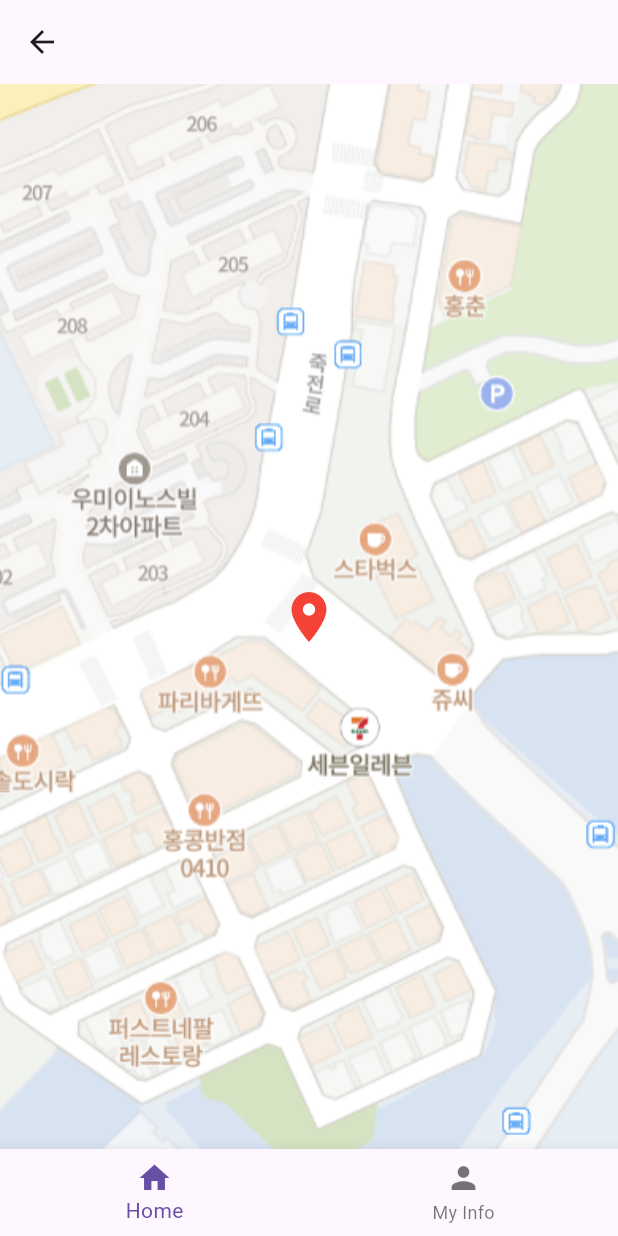
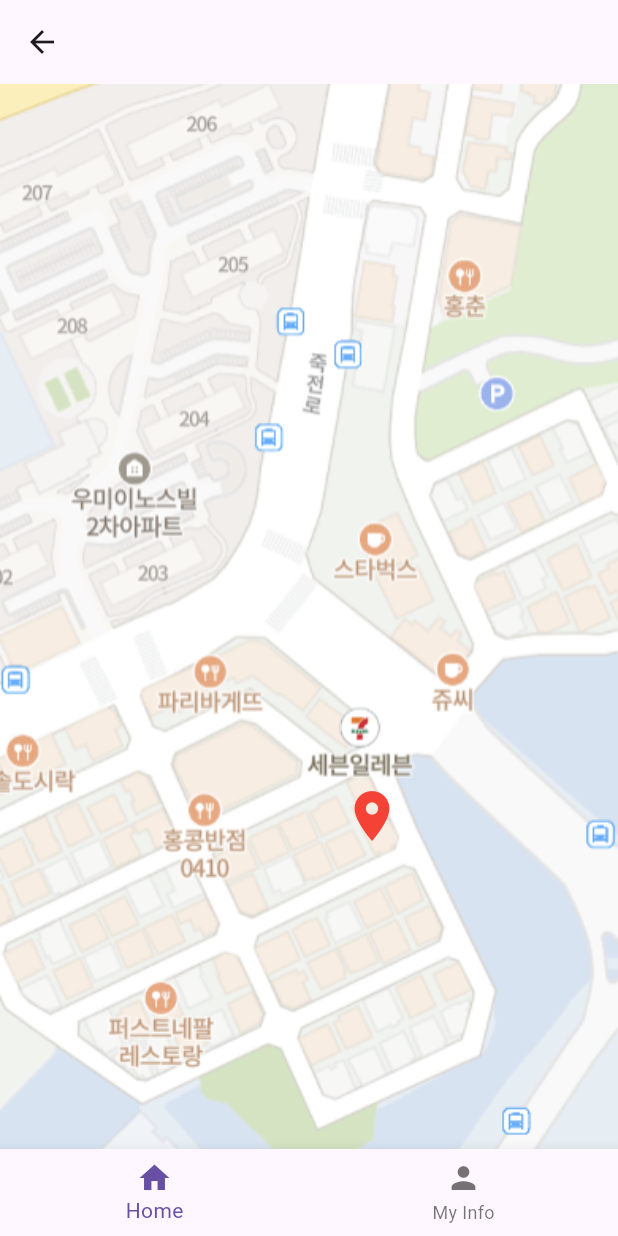
Before and after one commit to forthebeautifulworld/mobile_teamproject, a Flutter app: the StoreSearchPage screen opened directly, after a tap on "매장 찾기", on a phone screen of 412 x 824 dp. Run offline on Flutter 3.47's test engine with Material 3 defaults, Android fonts, the phone set to English and light mode, and no system bars; our stand-ins replace image_picker, sqflite; accounts and stored records are empty.

Commit message:
마커 완성

```diff
--- a/lib/database_helper.dart
+++ b/lib/database_helper.dart
@@ -1,4 +1,4 @@
-//database_helper.dart
+// database_helper.dart
 import 'package:sqflite/sqflite.dart';
 import 'package:path/path.dart';
 
@@ -21,18 +21,15 @@
       path,
       version: 2,
       onCreate: (db, version) {
-        // "users" 테이블 생성
         db.execute(
           "CREATE TABLE users(id INTEGER PRIMARY KEY AUTOINCREMENT, name TEXT, birth TEXT, userId TEXT, password TEXT)",
         );
-        // "stores" 테이블 생성
         db.execute(
           "CREATE TABLE stores(id INTEGER PRIMARY KEY AUTOINCREMENT, storeName TEXT, ownerName TEXT, storeLocation TEXT, storePhone TEXT, businessNumber TEXT, ownerPhone TEXT, storeType TEXT, avgPrice INTEGER, menuFile TEXT, layoutFile TEXT, maxCapacity INTEGER, storeFeatures TEXT)",
         );
       },
       onUpgrade: (db, oldVersion, newVersion) {
         if (oldVersion < 2) {
-          // "stores" 테이블 생성 쿼리 실행
           db.execute(
             "CREATE TABLE stores(id INTEGER PRIMARY KEY AUTOINCREMENT, storeName TEXT, ownerName TEXT, storeLocation TEXT, storePhone TEXT, businessNumber TEXT, ownerPhone TEXT, storeType TEXT, avgPrice INTEGER, menuFile TEXT, layoutFile TEXT, maxCapacity INTEGER, storeFeatures TEXT)",
           );
@@ -68,4 +65,9 @@
     final db = await database;
     return await db.query('stores');
   }
+
+  Future<int> getStoreCount() async {
+    final db = await database;
+    return Sqflite.firstIntValue(await db.rawQuery('SELECT COUNT(*) FROM stores'))!;
+  }
 }
--- a/lib/store_search_page.dart
+++ b/lib/store_search_page.dart
@@ -1,9 +1,80 @@
 import 'package:flutter/material.dart';
+import 'database_helper.dart';
 import 'home_page.dart';
-import 'pages/restaurant_page.dart'; // 새로 추가한 레스토랑 페이지 임포트
+import 'pages/restaurant_page.dart';
 
-class StoreSearchPage extends StatelessWidget {
+class StoreSearchPage extends StatefulWidget {
   const StoreSearchPage({super.key});
+
+  @override
+  _StoreSearchPageState createState() => _StoreSearchPageState();
+}
+
+class _StoreSearchPageState extends State<StoreSearchPage> {
+  int nrow = 0;
+  final List<Map<String, int>> locations = [
+    {"left": 50, "top": 400},
+    {"left": 150, "top": 550},
+    {"left": 250, "top": 300},
+    {"left": 350, "top": 400},
+    // 필요한 만큼 위치를 추가
+  ];
+
+  @override
+  void initState() {
+    super.initState();
+    _fetchStoreCount();
+  }
+
+  Future<void> _fetchStoreCount() async {
+    final count = await DatabaseHelper().getStoreCount();
+    setState(() {
+      nrow = count;
+    });
+  }
+
+  List<Widget> _buildMarkers() {
+    List<Widget> markers = [
+      Positioned(
+        left: 220,
+        top: 460,
+        child: IconButton(
+          icon: const Icon(
+            Icons.location_on,
+            size: 40.0,
+            color: Colors.red,
+          ),
+          onPressed: () {
+            Navigator.push(
+              context,
+              MaterialPageRoute(builder: (context) => RestaurantPage()),
+            );
+          },
+        ),
+      ),
+    ];
+
+    for (int i = 0; i < nrow && i < locations.length; i++) {
+      markers.add(Positioned(
+        left: locations[i]["left"]!.toDouble(),
+        top: locations[i]["top"]!.toDouble(),
+        child: IconButton(
+          icon: const Icon(
+            Icons.location_on,
+            size: 40.0,
+            color: Colors.red,
+          ),
+          onPressed: () {
+            Navigator.push(
+              context,
+              MaterialPageRoute(builder: (context) => RestaurantPage()),
+            );
+          },
+        ),
+      ));
+    }
+    return markers;
+  }
 
   @override
   Widget build(BuildContext context) {
@@ -16,7 +87,6 @@
       ),
       body: Stack(
         children: [
-          // 지도 이미지
           Positioned.fill(
             child: Image.asset(
               'assets/images/map.png',
@@ -24,22 +94,7 @@
               width: double.infinity,
             ),
           ),
-          // 가운데 마커 아이콘
-          Center(
-            child: IconButton(
-              icon: const Icon(
-                Icons.location_on,
-                size: 40.0,
-                color: Colors.red,
-              ),
-              onPressed: () {
-                Navigator.push(
-                  context,
-                  MaterialPageRoute(builder: (context) => RestaurantPage()),
-                );
-              },
-            ),
-          ),
+          ..._buildMarkers(),
         ],
       ),
       bottomNavigationBar: BottomNavigationBar(
@@ -58,11 +113,9 @@
           if (index == 0) {
             Navigator.push(
               context,
-              MaterialPageRoute(
-                  builder: (context) => const HomePage(userInfo: {})),
+              MaterialPageRoute(builder: (context) => const HomePage(userInfo: {})),
             );
           }
-          // 다른 탭을 클릭했을 때의 로직 추가 가능
         },
       ),
     );
--- a/pubspec.yaml
+++ b/pubspec.yaml
@@ -34,6 +34,7 @@
   image_picker: ^0.8.4+4
   sqflite: ^2.0.0+4
   path: ^1.8.1
+
 
 
 
```
